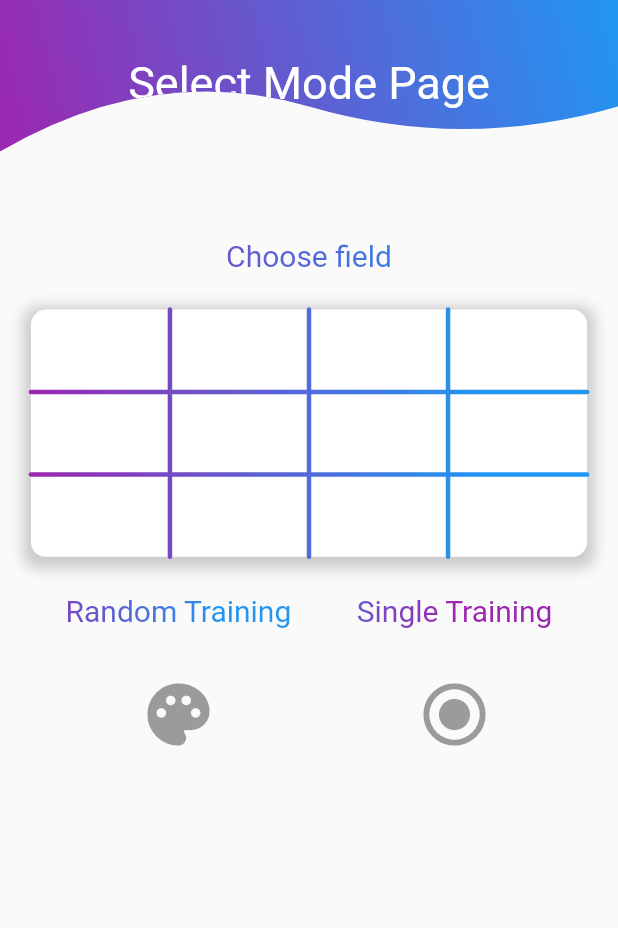
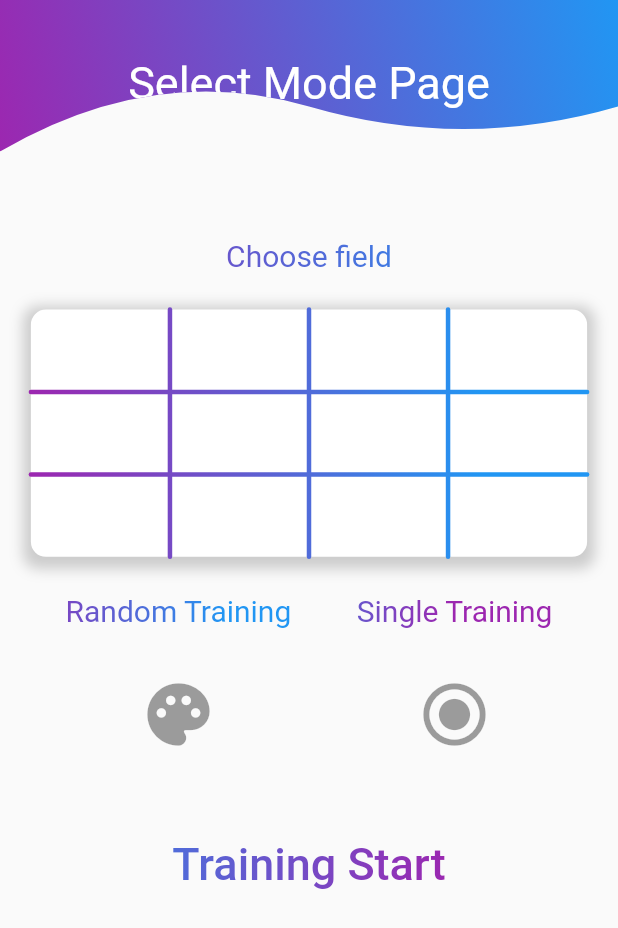
Before and after one commit to ggjj321/12-yard-free-throw-app, a Flutter app: the screen it shows after launch, on a phone screen of 412 x 824 dp. Shown: the top 928 px of the screen. Run offline on Flutter 3.47's test engine with Material 2 defaults, Android fonts, the phone set to English and light mode, and no system bars; our stand-ins replace flutter_staggered_animations.

Commit message:
Feat : Compelete select mode page

```diff
--- a/lib/page/select_mode_page.dart
+++ b/lib/page/select_mode_page.dart
@@ -94,6 +94,20 @@ class SelectModePage extends StatelessWidget {
                     ),
                   ],
                 ),
+                SizedBox(height: screenHeight * 0.05),
+                TextButton(
+                  onPressed: null,
+                  child: Text(
+                    'Training Start',
+                    textAlign: TextAlign.center,
+                    style: TextStyle(
+                      fontSize: 30,
+                      foreground: Paint()
+                        ..shader = getLinearGradient(
+                            Colors.blue, Colors.purple, 0, 300),
+                    ),
+                  ),
+                ),
               ],
             ),
           ),
```
